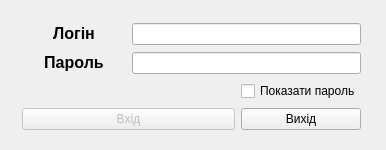
Before: the Qt Designer form widget.ui in Shuna322/QtKyrsova, drawn with Qt 5.
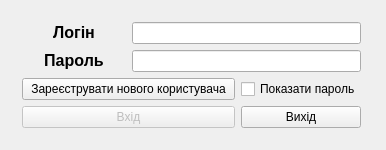
After: the same form once the commit is applied. Icons and pictures are not drawn.

```diff
--- a/widget.ui
+++ b/widget.ui
@@ -97,6 +97,13 @@
       </property>
      </widget>
     </item>
+    <item row="2" column="0" colspan="2">
+     <widget class="QPushButton" name="pushButton">
+      <property name="text">
+       <string>Зареєструвати нового користувача</string>
+      </property>
+     </widget>
+    </item>
    </layout>
   </widget>
  </widget>
```
